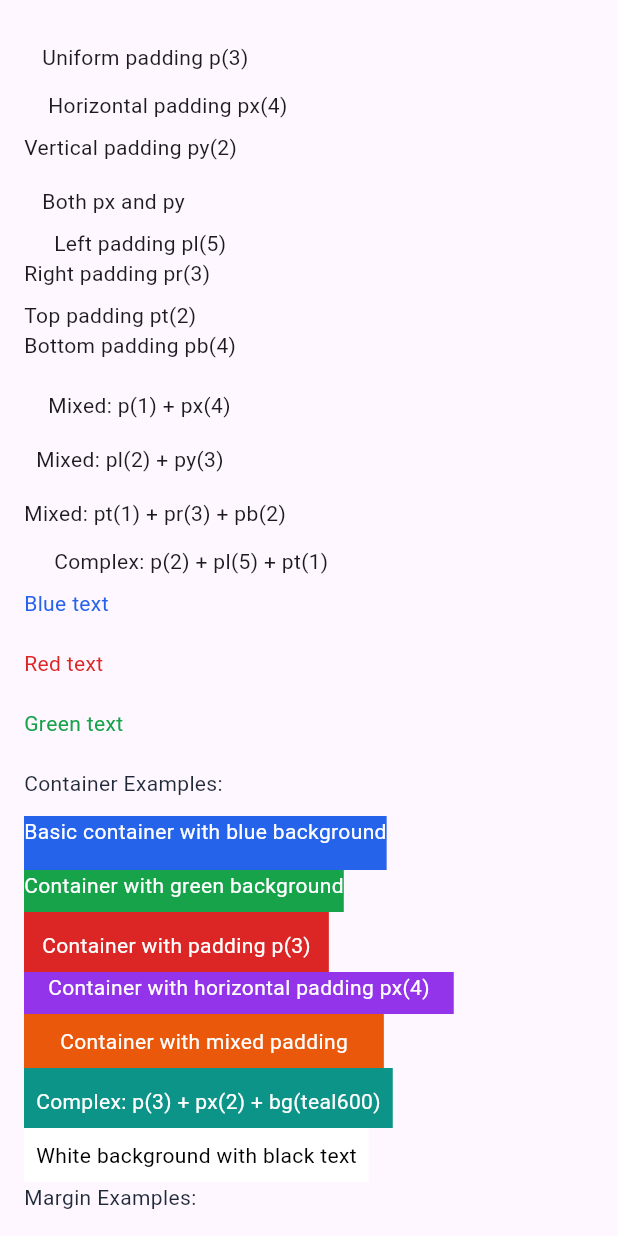
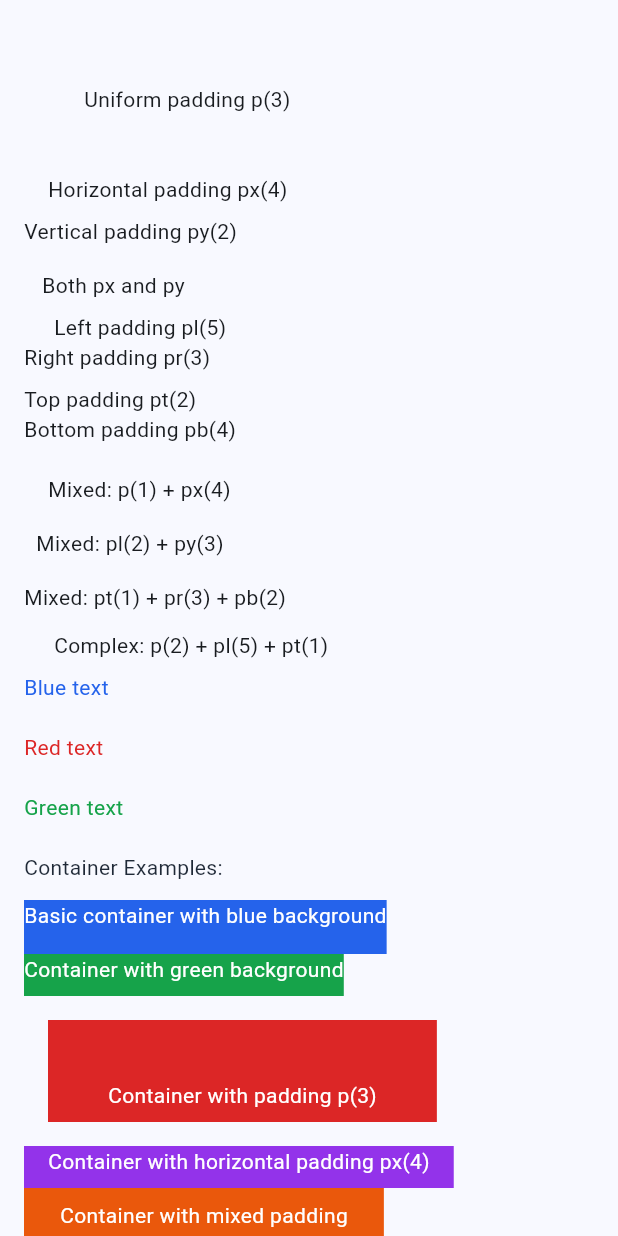
Before and after one commit to realflyui/flywind, a Flutter app: the screen it shows after launch, on a phone screen of 412 x 824 dp. Run offline on Flutter 3.47's test engine with Material 3 defaults, Android fonts, the phone set to English and light mode, and no system bars.

Commit message:
Adding tw theme

```diff
--- a/lib/main.dart
+++ b/lib/main.dart
@@ -1,5 +1,5 @@
 import 'package:flutter/material.dart';
-import 'tw_config.dart';
+import 'tw_theme.dart';
 import 'tw_text.dart';
 import 'tw_container.dart';
 
@@ -13,12 +13,18 @@ class MainApp extends StatelessWidget {
   @override
   Widget build(BuildContext context) {
     return MaterialApp(
-      home: TwConfig(
-        spacing: TwSpacing.defaultSpacing,
-        colors: TwColors.defaultColors,
-        borderRadius: TwBorderRadius.defaultBorderRadius,
-        child: const HomePage(),
+      title: 'Flywind Demo',
+      theme: ThemeData(
+        // Standard Material theme
+        colorScheme: ColorScheme.fromSeed(seedColor: Colors.blue),
+        useMaterial3: true,
+
+        // Your custom Tailwind theme
+        extensions: [
+          TwTheme.defaultTheme,
+        ],
       ),
+      home: const HomePage(),
     );
   }
 }
@@ -28,19 +34,24 @@ class HomePage extends StatelessWidget {
 
   @override
   Widget build(BuildContext context) {
-    // Access theme values from TwConfig
-    final twConfig = TwConfig.of(context);
-    final spacing = twConfig.spacing;
-    final colors = twConfig.colors;
-    final borderRadius = twConfig.borderRadius;
+    // Access Tailwind theme via the new simplified system
+    final tailwind = context.tw; // Using our new extension!
+    final spacing = tailwind.spacing;
+    final colors = tailwind.colors;
+    final borderRadius = tailwind.borderRadius;
 
     // Example usage - you can now use these values with type safety!
-    print('Spacing 2 value: ${spacing.s2}'); // This will print 8.0
+    print('Spacing 2 value: ${spacing.s2}'); // This will print 8.0 (default)
     print('Spacing 2 value (bracket): ${spacing[2]}'); // This will also print 8.0
-    print('Blue 600 color: ${colors.blue600}'); // This will print Color(0xFF2563EB)
-    print('Blue 600 color (bracket): ${colors['blue600']}'); // This will also print Color(0xFF2563EB)
-    print('Large border radius: ${borderRadius.lg}'); // This will print 8.0
-    print('Large border radius (bracket): ${borderRadius['lg']}'); // This will also print 8.0
+
+    // Standard colors using dot notation (type-safe!)
+    print('Blue600: ${colors.blue600}'); // This will print the blue color
+    print('Gray800: ${colors.gray800}'); // This will print the gray color
+
+
+    // Bracket notation still works
+    print('Blue 600 color (bracket): ${colors['blue600']}'); // This will also print the blue color
+
     return Scaffold(
       body: SizedBox.expand(
         child: SingleChildScrollView(
@@ -49,7 +60,7 @@ class HomePage extends StatelessWidget {
           crossAxisAlignment: CrossAxisAlignment.start,
           children: [
             // Uniform padding
-            TwText('Uniform padding p(3)').p(3),
+            TwText('Uniform padding p(3)').p(10),
 
             // Horizontal and vertical padding
             TwText('Horizontal padding px(4)').px(4),
@@ -71,7 +82,7 @@ class HomePage extends StatelessWidget {
             TwText('Complex: p(2) + pl(5) + pt(1)').p(2).pl(5).pt(1),
 
             // Color examples (separate section) - using pb for spacing
-            TwText('Blue text').color('blue600').pb(5),
+            TwText('Blue text').color('blue600').mb(5),
             TwText('Red text').color('red600').pb(5),
             TwText('Green text').color('green600').pb(5),
 
@@ -90,7 +101,7 @@ class HomePage extends StatelessWidget {
             // Containers with padding
             TwContainer(
               child: TwText('Container with padding p(3)').color('white'),
-            ).bg('red600').p(3).pb(2),
+            ).bg('red600').p(10).pb(2).m(4),
 
             TwContainer(
               child: TwText('Container with horizontal padding px(4)').color('white'),
@@ -223,6 +234,50 @@ class HomePage extends StatelessWidget {
 
             // Test error handling (uncomment to see error message)
             // TwText('This will show an error').color('nonexistent'),
+
+            // TwApp Custom Theme Demo
+            TwText('TwApp Custom Theme Demo:').color('gray800').pb(3),
+
+            // Show current theme values
+            TwText('Current Spacing Values:').color('gray800').pb(2),
+            TwText('s0: ${spacing.s0}, s1: ${spacing.s1}, s2: ${spacing.s2}, s3: ${spacing.s3}').color('blue600').pb(1),
+            TwText('s4: ${spacing.s4}, s5: ${spacing.s5}, s6: ${spacing.s6}, s7: ${spacing.s7}').color('blue600').pb(1),
+            TwText('s8: ${spacing.s8}, s9: ${spacing.s9}, s10: ${spacing.s10}, s11: ${spacing.s11}, s12: ${spacing.s12}').color('blue600').pb(2),
+
+            // Show current color values
+            TwText('Current Color Values:').color('gray800').pb(2),
+            TwContainer(
+              child: TwText('Blue 600: ${colors.blue600}').color('white'),
+            ).bg('blue600').p(2).pb(1),
+            TwContainer(
+              child: TwText('Red 600: ${colors.red600}').color('white'),
+            ).bg('red600').p(2).pb(1),
+            TwContainer(
+              child: TwText('Green 600: ${colors.green600}').color('white'),
+            ).bg('green600').p(2).pb(2),
+
+
+            // Show border radius values
+            TwText('Current Border Radius Values:').color('gray800').pb(2),
+            TwText('sm: ${borderRadius.sm}, md: ${borderRadius.md}, lg: ${borderRadius.lg}, xl: ${borderRadius.xl}').color('gray600').pb(2),
+
+            // Material button using Tailwind theme
+            TwText('Material Button with Tailwind Theme:').color('gray800').pb(2),
+            Padding(
+              padding: EdgeInsets.only(bottom: spacing.s2),
+              child: ElevatedButton(
+                style: ElevatedButton.styleFrom(
+                  backgroundColor: colors.blue600,
+                  foregroundColor: Colors.white,
+                  padding: EdgeInsets.all(spacing.s4),
+                  shape: RoundedRectangleBorder(
+                    borderRadius: BorderRadius.circular(borderRadius.lg),
+                  ),
+                ),
+                onPressed: () {},
+                child: Text('Tailwind Button'),
+              ),
+            ),
           ],
         ),
         ),
--- a/lib/tw_color.dart
+++ b/lib/tw_color.dart
@@ -1,6 +1,7 @@
 import 'package:flutter/material.dart';
-import 'tw_config.dart';
+import 'tw_tokens.dart';
 import 'tw_style.dart';
+import 'tw_theme.dart';
 
 /// Utility class for handling Tailwind-like color logic
 class TwColorUtils {
@@ -8,8 +9,13 @@ class TwColorUtils {
   static Color? resolve(BuildContext context, TwStyle style) {
     if (style.color == null) return null;
 
-    final config = TwConfig.of(context);
-    final color = _getColorValue(config.colors, style.color!);
+    final theme = Theme.of(context);
+    final tailwind = theme.extension<TwTheme>();
+    if (tailwind == null) {
+      throw FlutterError('TwTheme extension not found. Make sure to add TwTheme to your ThemeData.extensions');
+    }
+    final config = tailwind;
+    final color = _getColorValue(config, style.color!);
 
     if (color == null) {
       _handleMissingColor(style.color!, _getAvailableColors());
@@ -35,8 +41,8 @@ class TwColorUtils {
   }
 
   /// Gets color value from TwColors class
-  static Color? _getColorValue(TwColors colors, String key) {
-    return colors[key];
+  static Color? _getColorValue(TwTheme theme, String key) {
+    return theme.colors[key];
   }
 
   /// Gets list of available color keys
--- a/lib/tw_config.dart
+++ /dev/null
@@ -1,278 +0,0 @@
-import 'package:flutter/material.dart';
-
-/// Spacing scale class with type-safe access to spacing values
-class TwSpacing {
-  const TwSpacing({
-    required this.s0,
-    required this.s1,
-    required this.s2,
-    required this.s3,
-    required this.s4,
-    required this.s5,
-    required this.s6,
-    required this.s7,
-    required this.s8,
-    required this.s9,
-    required this.s10,
-    required this.s11,
-    required this.s12,
-  });
-
-  final double s0, s1, s2, s3, s4, s5, s6, s7, s8, s9, s10, s11, s12;
-
-  /// Get all spacing values as a map
-  Map<int, double> get values => {
-    0: s0, 1: s1, 2: s2, 3: s3, 4: s4, 5: s5,
-    6: s6, 7: s7, 8: s8, 9: s9, 10: s10, 11: s11, 12: s12,
-  };
-
-  /// Access spacing values by index (0-12)
-  double? operator [](int index) => values[index];
-
-  /// Default spacing scale (0-12 steps)
-  static const TwSpacing defaultSpacing = TwSpacing(
-    s0: 0.0,
-    s1: 4.0,
-    s2: 8.0,
-    s3: 12.0,
-    s4: 16.0,
-    s5: 20.0,
-    s6: 24.0,
-    s7: 28.0,
-    s8: 32.0,
-    s9: 36.0,
-    s10: 40.0,
-    s11: 44.0,
-    s12: 48.0,
-  );
-}
-
-/// Color palette class with type-safe access to color values
-class TwColors {
-  const TwColors({
-    // Grays
-    required this.gray800,
-    required this.gray700,
-    required this.gray600,
-    required this.gray500,
-    required this.gray400,
-    required this.gray300,
-    required this.gray200,
-    required this.gray100,
-    required this.gray50,
-
-    // Blues
-    required this.blue600,
-    required this.blue500,
-    required this.blue400,
-
-    // Reds
-    required this.red600,
-    required this.red500,
-
-    // Greens
-    required this.green600,
-    required this.green500,
-
-    // Yellows
-    required this.yellow600,
-    required this.yellow500,
-
-    // Purples
-    required this.purple600,
-    required this.purple500,
-
-    // Teals
-    required this.teal600,
-    required this.teal500,
-
-    // Oranges
-    required this.orange600,
-    required this.orange500,
-
-    // Basic colors
-    required this.white,
-    required this.black,
-  });
-
-  // Grays
-  final Color gray800, gray700, gray600, gray500, gray400, gray300, gray200, gray100, gray50;
-
-  // Blues
-  final Color blue600, blue500, blue400;
-
-  // Reds
-  final Color red600, red500;
-
-  // Greens
-  final Color green600, green500;
-
-  // Yellows
-  final Color yellow600, yellow500;
-
-  // Purples
-  final Color purple600, purple500;
-
-  // Teals
-  final Color teal600, teal500;
-
-  // Oranges
-  final Color orange600, orange500;
-
-  // Basic colors
-  final Color white, black;
-
-  /// Get all color values as a map
-  Map<String, Color> get values => {
-    // Grays
-    'gray800': gray800, 'gray700': gray700, 'gray600': gray600, 'gray500': gray500, 'gray400': gray400,
-    'gray300': gray300, 'gray200': gray200, 'gray100': gray100, 'gray50': gray50,
-
-    // Blues
-    'blue600': blue600, 'blue500': blue500, 'blue400': blue400,
-
-    // Reds
-    'red600': red600, 'red500': red500,
-
-    // Greens
-    'green600': green600, 'green500': green500,
-
-    // Yellows
-    'yellow600': yellow600, 'yellow500': yellow500,
-
-    // Purples
-    'purple600': purple600, 'purple500': purple500,
-
-    // Teals
-    'teal600': teal600, 'teal500': teal500,
-
-    // Oranges
-    'orange600': orange600, 'orange500': orange500,
-
-    // Basic colors
-    'white': white, 'black': black,
-  };
-
-  /// Access color values by key
-  Color? operator [](String key) => values[key];
-
-  /// Default color palette
-  static const TwColors defaultColors = TwColors(
-    // Grays
-    gray800: Color(0xFF1F2937),
-    gray700: Color(0xFF374151),
-    gray600: Color(0xFF4B5563),
-    gray500: Color(0xFF6B7280),
-    gray400: Color(0xFF9CA3AF),
-    gray300: Color(0xFFD1D5DB),
-    gray200: Color(0xFFE5E7EB),
-    gray100: Color(0xFFF3F4F6),
-    gray50: Color(0xFFF9FAFB),
-
-    // Blues
-    blue600: Color(0xFF2563EB),
-    blue500: Color(0xFF3B82F6),
-    blue400: Color(0xFF60A5FA),
-
-    // Reds
-    red600: Color(0xFFDC2626),
-    red500: Color(0xFFEF4444),
-
-    // Greens
-    green600: Color(0xFF16A34A),
-    green500: Color(0xFF22C55E),
-
-    // Yellows
-    yellow600: Color(0xFFCA8A04),
-    yellow500: Color(0xFFEAB308),
-
-    // Purples
-    purple600: Color(0xFF9333EA),
-    purple500: Color(0xFFA855F7),
-
-    // Teals
-    teal600: Color(0xFF0D9488),
-    teal500: Color(0xFF14B8A6),
-
-    // Oranges
-    orange600: Color(0xFFEA580C),
-    orange500: Color(0xFFF97316),
-
-    // Basic colors
-    white: Color(0xFFFFFFFF),
-    black: Color(0xFF000000),
-  );
-}
-
-/// Border radius scale class with type-safe access to radius values
-class TwBorderRadius {
-  const TwBorderRadius({
-    required this.none,
-    required this.sm,
-    required this.md,
-    required this.lg,
-    required this.xl,
-    required this.xl2,
-    required this.xl3,
-    required this.full,
-    required this.defaultRadius, // For the empty string key
-  });
-
-  final double none, sm, md, lg, xl, xl2, xl3, full, defaultRadius;
-
-  /// Get all border radius values as a map
-  Map<String, double> get values => {
-    'none': none,
-    'sm': sm,
-    'md': md,
-    'lg': lg,
-    'xl': xl,
-    '2xl': xl2,
-    '3xl': xl3,
-    'full': full,
-    '': defaultRadius, // Empty string is default
-  };
-
-  /// Access border radius values by key
-  double? operator [](String key) => values[key];
-
-  /// Default border radius scale matching Tailwind CSS
-  static const TwBorderRadius defaultBorderRadius = TwBorderRadius(
-    none: 0.0,
-    sm: 2.0,      // 0.125rem
-    md: 6.0,      // 0.375rem
-    lg: 8.0,      // 0.5rem
-    xl: 12.0,     // 0.75rem
-    xl2: 16.0,    // 1rem
-    xl3: 24.0,    // 1.5rem
-    full: 9999.0, // 9999px
-    defaultRadius: 4.0, // 0.25rem (default)
-  );
-}
-
-/// Inherited widget that provides Tailwind-like design tokens
-class TwConfig extends InheritedWidget {
-  const TwConfig({
-    super.key,
-    required this.spacing,
-    required this.colors,
-    required this.borderRadius,
-    required super.child,
-  });
-
-  final TwSpacing spacing;
-  final TwColors colors;
-  final TwBorderRadius borderRadius;
-
-  /// Get the current TwConfig from the widget tree
-  static TwConfig of(BuildContext context) {
-    final TwConfig? result = context.dependOnInheritedWidgetOfExactType<TwConfig>();
-    assert(result != null, 'No TwConfig found in context');
-    return result!;
-  }
-
-  @override
-  bool updateShouldNotify(TwConfig oldWidget) {
-    return spacing != oldWidget.spacing || colors != oldWidget.colors || borderRadius != oldWidget.borderRadius;
-  }
-}
--- a/lib/tw_rounded.dart
+++ b/lib/tw_rounded.dart
@@ -1,12 +1,18 @@
 import 'package:flutter/material.dart';
-import 'tw_config.dart';
+import 'tw_tokens.dart';
 import 'tw_style.dart';
+import 'tw_theme.dart';
 
 /// Utility class for handling Tailwind-like rounded logic
 class TwRoundedUtils {
   /// Resolves rounded values from TwStyle and TwConfig into BorderRadius
   static BorderRadius resolve(BuildContext context, TwStyle style) {
-    final config = TwConfig.of(context);
+    final theme = Theme.of(context);
+    final tailwind = theme.extension<TwTheme>();
+    if (tailwind == null) {
+      throw FlutterError('TwTheme extension not found. Make sure to add TwTheme to your ThemeData.extensions');
+    }
+    final config = tailwind;
     final borderRadius = config.borderRadius;
 
     // Calculate border radius values
--- /dev/null
+++ b/lib/tw_theme.dart
@@ -0,0 +1,61 @@
+import 'package:flutter/material.dart';
+import 'tw_tokens.dart';
+
+/// Simplified Tailwind theme extension for Flutter's ThemeData
+/// Uses your existing token classes for full autocomplete support
+class TwTheme extends ThemeExtension<TwTheme> {
+  const TwTheme({
+    required this.spacing,
+    required this.colors,
+    required this.borderRadius,
+  });
+
+  final TwSpacing spacing;
+  final TwColors colors;
+  final TwBorderRadius borderRadius;
+
+  /// Default Tailwind theme
+  static const TwTheme defaultTheme = TwTheme(
+    spacing: TwSpacing.defaultSpacing,
+    colors: TwColors.defaultColors,
+    borderRadius: TwBorderRadius.defaultBorderRadius,
+  );
+
+  @override
+  TwTheme copyWith({
+    TwSpacing? spacing,
+    TwColors? colors,
+    TwBorderRadius? borderRadius,
+  }) {
+    return TwTheme(
+      spacing: spacing ?? this.spacing,
+      colors: colors ?? this.colors,
+      borderRadius: borderRadius ?? this.borderRadius,
+    );
+  }
+
+  @override
+  TwTheme lerp(TwTheme? other, double t) {
+    if (other is! TwTheme) return this;
+
+    // For simplicity, just return the current theme
+    // In a real implementation, you'd interpolate between values
+    return this;
+  }
+}
+
+/// Extension on BuildContext for easy access to Tailwind theme
+/// Provides both dot notation and convenience methods
+extension TwContext on BuildContext {
+  /// Get the Tailwind theme from the current context
+  TwTheme get tw => Theme.of(this).extension<TwTheme>()!;
+
+  /// Convenience method for spacing values
+  double spacing(int value) => tw.spacing[value] ?? 0.0;
+
+  /// Convenience method for color values
+  Color color(String name) => tw.colors[name] ?? Colors.black;
+
+  /// Convenience method for border radius values
+  double radius(String name) => tw.borderRadius[name] ?? 0.0;
+}
--- /dev/null
+++ b/lib/tw_tokens.dart
@@ -0,0 +1,173 @@
+import 'package:flutter/material.dart';
+
+/// Spacing scale class with type-safe access to spacing values
+class TwSpacing {
+  const TwSpacing({
+    required this.s0,
+    required this.s1,
+    required this.s2,
+    required this.s3,
+    required this.s4,
+    required this.s5,
+    required this.s6,
+    required this.s7,
+    required this.s8,
+    required this.s9,
+    required this.s10,
+    required this.s11,
+    required this.s12,
+  });
+
+  final double s0, s1, s2, s3, s4, s5, s6, s7, s8, s9, s10, s11, s12;
+
+  /// Get all spacing values as a map
+  Map<int, double> get values => {
+    0: s0, 1: s1, 2: s2, 3: s3, 4: s4, 5: s5,
+    6: s6, 7: s7, 8: s8, 9: s9, 10: s10, 11: s11, 12: s12,
+  };
+
+  /// Access spacing values by index (0-12)
+  double? operator [](int index) => values[index];
+
+  /// Default spacing scale (0-12 steps)
+  static const TwSpacing defaultSpacing = TwSpacing(
+    s0: 0.0, s1: 4.0, s2: 8.0, s3: 12.0, s4: 16.0, s5: 20.0,
+    s6: 24.0, s7: 28.0, s8: 32.0, s9: 36.0, s10: 40.0, s11: 44.0, s12: 48.0,
+  );
+}
+
+/// Color palette class with type-safe access to color values
+class TwColors {
+  const TwColors({
+    required this.gray800, required this.gray700, required this.gray600, required this.gray500, required this.gray400,
+    required this.gray300, required this.gray200, required this.gray100, required this.gray50,
+    required this.blue600, required this.blue500, required this.blue400,
+    required this.red600, required this.red500,
+    required this.green600, required this.green500,
+    required this.yellow600, required this.yellow500,
+    required this.purple600, required this.purple500,
+    required this.teal600, required this.teal500,
+    required this.orange600, required this.orange500,
+    required this.white, required this.black,
+    this.customColors,
+  });
+
+  final Color gray800, gray700, gray600, gray500, gray400, gray300, gray200, gray100, gray50;
+  final Color blue600, blue500, blue400;
+  final Color red600, red500;
+  final Color green600, green500;
+  final Color yellow600, yellow500;
+  final Color purple600, purple500;
+  final Color teal600, teal500;
+  final Color orange600, orange500;
+  final Color white, black;
+  final Map<String, Color>? customColors;
+
+  /// Get all color values as a map
+  Map<String, Color> get values => {
+    'gray800': gray800, 'gray700': gray700, 'gray600': gray600, 'gray500': gray500, 'gray400': gray400,
+    'gray300': gray300, 'gray200': gray200, 'gray100': gray100, 'gray50': gray50,
+    'blue600': blue600, 'blue500': blue500, 'blue400': blue400,
+    'red600': red600, 'red500': red500,
+    'green600': green600, 'green500': green500,
+    'yellow600': yellow600, 'yellow500': yellow500,
+    'purple600': purple600, 'purple500': purple500,
+    'teal600': teal600, 'teal500': teal500,
+    'orange600': orange600, 'orange500': orange500,
+    'white': white, 'black': black,
+  };
+
+  /// Access color values by key
+  Color? operator [](String key) => values[key] ?? customColors?[key];
+
+  /// Dynamic getter for all colors (enables dot notation)
+  dynamic get $ => _ColorProxy(this);
+
+  /// Default color palette
+  static const TwColors defaultColors = TwColors(
+    gray800: Color(0xFF1F2937), gray700: Color(0xFF374151), gray600: Color(0xFF4B5563), gray500: Color(0xFF6B7280), gray400: Color(0xFF9CA3AF),
+    gray300: Color(0xFFD1D5DB), gray200: Color(0xFFE5E7EB), gray100: Color(0xFFF3F4F6), gray50: Color(0xFFF9FAFB),
+    blue600: Color(0xFF2563EB), blue500: Color(0xFF3B82F6), blue400: Color(0xFF60A5FA),
+    red600: Color(0xFFDC2626), red500: Color(0xFFEF4444),
+    green600: Color(0xFF16A34A), green500: Color(0xFF22C55E),
+    yellow600: Color(0xFFCA8A04), yellow500: Color(0xFFEAB308),
+    purple600: Color(0xFF9333EA), purple500: Color(0xFFA855F7),
+    teal600: Color(0xFF0D9488), teal500: Color(0xFF14B8A6),
+    orange600: Color(0xFFEA580C), orange500: Color(0xFFF97316),
+    white: Color(0xFFFFFFFF), black: Color(0xFF000000),
+  );
+}
+
+/// Border radius scale class with type-safe access to radius values
+class TwBorderRadius {
+  const TwBorderRadius({
+    required this.none, required this.sm, required this.md, required this.lg, required this.xl,
+    required this.xl2, required this.xl3, required this.full, required this.defaultRadius,
+  });
+
+  final double none, sm, md, lg, xl, xl2, xl3, full, defaultRadius;
+
+  /// Get all border radius values as a map
+  Map<String, double> get values => {
+    'none': none, 'sm': sm, 'md': md, 'lg': lg, 'xl': xl,
+    '2xl': xl2, '3xl': xl3, 'full': full, '': defaultRadius,
+  };
+
+  /// Access border radius values by key
+  double? operator [](String key) => values[key];
+
+  /// Default border radius scale matching Tailwind CSS
+  static const TwBorderRadius defaultBorderRadius = TwBorderRadius(
+    none: 0.0, sm: 2.0, md: 6.0, lg: 8.0, xl: 12.0,
+    xl2: 16.0, xl3: 24.0, full: 9999.0, defaultRadius: 4.0,
+  );
+}
+
+/// Extension on TwColors to easily override specific colors
+extension TwColorsExtension on TwColors {
+  /// Create a new TwColors instance with specific color overrides
+  TwColors copyWith({
+    Color? gray800, Color? gray700, Color? gray600, Color? gray500, Color? gray400,
+    Color? gray300, Color? gray200, Color? gray100, Color? gray50,
+    Color? blue600, Color? blue500, Color? blue400,
+    Color? red600, Color? red500,
+    Color? green600, Color? green500,
+    Color? yellow600, Color? yellow500,
+    Color? purple600, Color? purple500,
+    Color? teal600, Color? teal500,
+    Color? orange600, Color? orange500,
+    Color? white, Color? black,
+    Map<String, Color>? customColors,
+  }) {
+    return TwColors(
+      gray800: gray800 ?? this.gray800, gray700: gray700 ?? this.gray700, gray600: gray600 ?? this.gray600,
+      gray500: gray500 ?? this.gray500, gray400: gray400 ?? this.gray400, gray300: gray300 ?? this.gray300,
+      gray200: gray200 ?? this.gray200, gray100: gray100 ?? this.gray100, gray50: gray50 ?? this.gray50,
+      blue600: blue600 ?? this.blue600, blue500: blue500 ?? this.blue500, blue400: blue400 ?? this.blue400,
+      red600: red600 ?? this.red600, red500: red500 ?? this.red500,
+      green600: green600 ?? this.green600, green500: green500 ?? this.green500,
+      yellow600: yellow600 ?? this.yellow600, yellow500: yellow500 ?? this.yellow500,
+      purple600: purple600 ?? this.purple600, purple500: purple500 ?? this.purple500,
+      teal600: teal600 ?? this.teal600, teal500: teal500 ?? this.teal500,
+      orange600: orange600 ?? this.orange600, orange500: orange500 ?? this.orange500,
+      white: white ?? this.white, black: black ?? this.black,
+      customColors: customColors ?? this.customColors,
+    );
+  }
+}
+
+/// Proxy class for dynamic color access
+class _ColorProxy {
+  final TwColors _colors;
+  _ColorProxy(this._colors);
+
+  @override
+  dynamic noSuchMethod(Invocation invocation) {
+    if (invocation.isGetter) {
+      final String name = invocation.memberName.toString().replaceAll('Symbol("', '').replaceAll('")', '');
+      // First check predefined colors, then custom colors
+      return _colors.values[name] ?? _colors.customColors?[name];
+    }
+    return super.noSuchMethod(invocation);
+  }
+}
```
Also changed, not shown: lib/tw_spacing.dart (+8 -3 lines), 9 other files.
